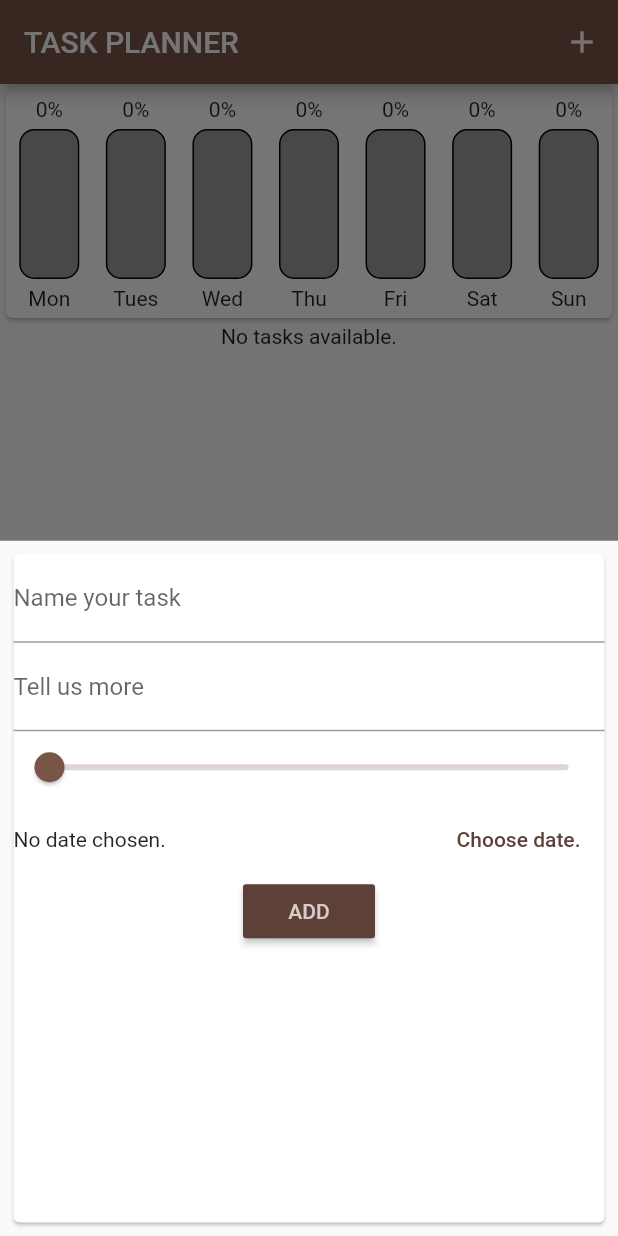
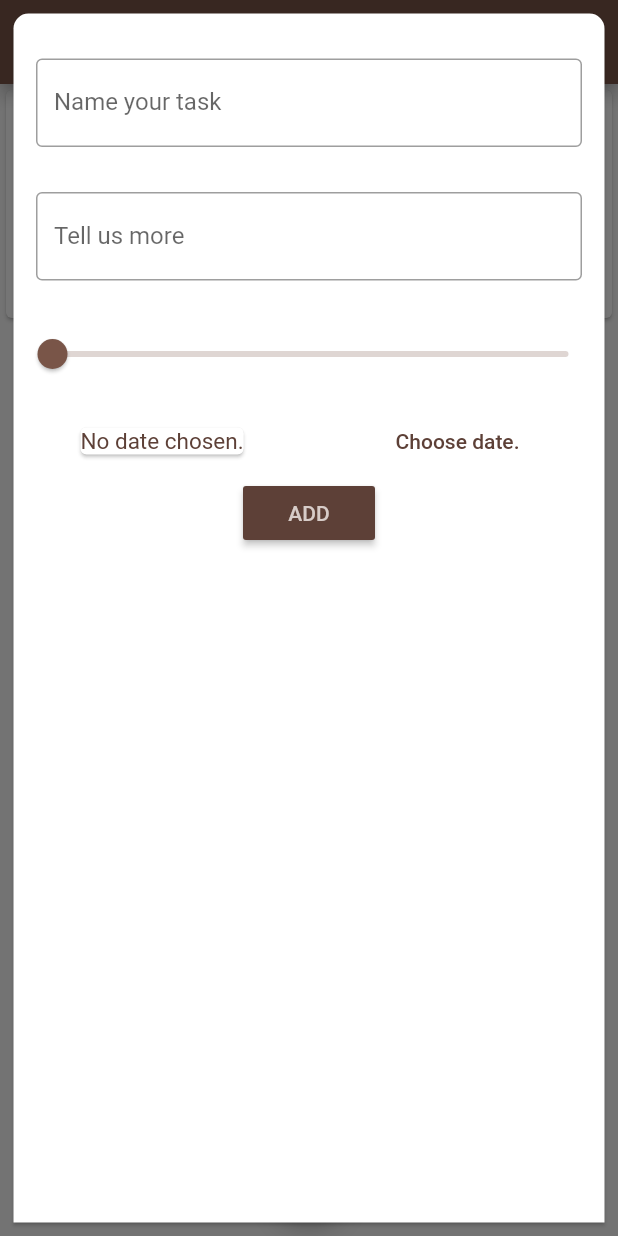
Before and after one commit to nqh00/task_planner, a Flutter app: the screen it shows after launch, after a tap on the "add" icon, on a phone screen of 412 x 824 dp. Run offline on Flutter 3.47's test engine with Material 2 defaults, Android fonts, the phone set to English and light mode, and no system bars.

Commit message:
Minor UI changes.

```diff
--- a/lib/barchart.dart
+++ b/lib/barchart.dart
@@ -14,6 +14,9 @@ class Bar extends StatelessWidget {
       FittedBox(
         child: Text(
           total == 0 ? '0%' : (progress / total).toStringAsFixed(0) + '\%',
+          style: TextStyle(
+            color: Theme.of(context).primaryColorDark,
+          ),
         ),
       ), // A box widget displaying progress' percentage
       SizedBox(height: 5), // A blank of space
@@ -24,10 +27,10 @@ class Bar extends StatelessWidget {
             Container(
               decoration: BoxDecoration(
                 border: Border.all(
-                  color: Colors.black,
-                  width: 1,
+                  color: Theme.of(context).primaryColorDark,
+                  width: 2,
                 ),
-                color: Colors.grey,
+                color: Colors.transparent,
                 borderRadius: BorderRadius.circular(10),
               ),
             ), // An empty bar chart
@@ -37,7 +40,7 @@ class Bar extends StatelessWidget {
                 heightFactor: total == 0 ? 0 : progress / (100 * total),
                 child: Container(
                   decoration: BoxDecoration(
-                    color: Theme.of(context).primaryColorLight,
+                    color: Colors.brown,
                     borderRadius: BorderRadius.circular(10),
                   ),
                 ),
@@ -45,7 +48,13 @@ class Bar extends StatelessWidget {
             ), // A percentage bar chart that stack over previous widget
           ])), // A bar chart contain empty bar and percentage bar
       SizedBox(height: 5), // A blank of space
-      Text(weekDate), // A letter of date
+      Text(
+        weekDate,
+        style: TextStyle(
+          fontWeight: FontWeight.bold,
+          color: Theme.of(context).primaryColorDark,
+        ),
+      ), // A letter of date
       SizedBox(height: 5), // A blank of space
     ]);
   }
--- a/lib/main.dart
+++ b/lib/main.dart
@@ -49,7 +49,16 @@ class _MyHomePageState extends State<MyHomePage> {
 
   // This method passes a private method to NewTask
   void _startAddNewTask(BuildContext context) => showModalBottomSheet(
-      builder: (_) => NewTask(_addNewTask), context: context);
+        builder: (_) => NewTask(_addNewTask),
+        context: context,
+        shape: RoundedRectangleBorder(
+          borderRadius: BorderRadius.vertical(
+            top: Radius.circular(30),
+          ),
+        ),
+        isScrollControlled: true,
+        backgroundColor: Colors.transparent,
+      );
 
   // This method set the task progress to hundred percent or reset progress
   void _checkedTask(String id) {
--- a/lib/newtask.dart
+++ b/lib/newtask.dart
@@ -47,38 +47,71 @@ class _NewTaskState extends State<NewTask> {
     return Container(
       child: Card(
         child: Column(children: <Widget>[
-          TextField(
-            decoration: InputDecoration(labelText: 'Name your task'),
+          Container(
+            child: TextField(
+              decoration: InputDecoration(
+                border: OutlineInputBorder(),
+                labelText: 'Name your task',
+              ),
               controller: _titleController,
               keyboardType: TextInputType.text,
               onSubmitted: (_) => submitted,
             ),
-          TextField(
-            decoration: InputDecoration(labelText: 'Tell us more'),
+            padding: EdgeInsets.only(
+              top: 30,
+              left: 15,
+              right: 15,
+              bottom: 15,
+            ),
+          ),
+          Container(
+            child: TextField(
+              decoration: InputDecoration(
+                border: OutlineInputBorder(),
+                labelText: 'Tell us more',
+              ),
               controller: _noteController,
               keyboardType: TextInputType.text,
               onSubmitted: (_) => submitted,
             ),
-          Slider(
+            padding: EdgeInsets.all(15),
+          ),
+          Container(
+            child: Slider(
               value: _currentSliderProgress,
               min: 0,
               max: 100,
+              divisions: 100,
+              label: 'Progress: ${_currentSliderProgress.round()}',
               onChanged: (progress) => setState(() {
                 _currentSliderProgress = progress;
-                  })),
+              }),
+            ),
+            padding: EdgeInsets.only(
+              top: 10,
+              bottom: 10,
+            ),
+          ),
           Row(
             children: <Widget>[
-              Expanded(
-                child: Text(_pickedDate == null
+              Card(
+                child: Text(
+                  (_pickedDate == null)
                       ? 'No date chosen.'
-                    : '${_pickedDate.day} / ${_pickedDate.month} / ${_pickedDate.year}'),
+                      : '${_pickedDate.day} / ${_pickedDate.month} / ${_pickedDate.year}',
+                  style: TextStyle(
+                    color: Theme.of(context).primaryColorDark,
+                    fontSize: 15,
+                  ),
+                ),
               ),
               FlatButton(
                 child: Text('Choose date.'),
                 textColor: Theme.of(context).primaryColorDark,
                 onPressed: _openDatePicker,
-              )
+              ),
             ],
+            mainAxisAlignment: MainAxisAlignment.spaceAround,
           ),
           RaisedButton(
             child: Text('ADD'),
@@ -87,8 +120,14 @@ class _NewTaskState extends State<NewTask> {
             onPressed: submitted,
           ),
         ]),
+        shape: RoundedRectangleBorder(
+          borderRadius: BorderRadius.vertical(
+            top: Radius.circular(10),
+          ),
+        ),
       ),
       padding: EdgeInsets.all(5),
+      // margin: EdgeInsets.all(2),
     );
   }
 }
--- a/lib/tasklist.dart
+++ b/lib/tasklist.dart
@@ -10,14 +10,23 @@ class TaskList extends StatelessWidget {
   @override
   Widget build(BuildContext context) {
     return Container(
-      height: 440,
+      height: MediaQuery.of(context).size.height *
+          0.645, // MediaQuery get gerenal device size
       child: tasks.isEmpty
-          ? Container(
-              child: Text(
-                'No tasks available.',
-                textAlign: TextAlign.center,
-              ), // Display when theres no tasks
-            )
+          ? Column(
+              children: <Widget>[
+                Text(
+                  'No tasks available!',
+                  textAlign: TextAlign.center,
+                  style: TextStyle(
+                    fontSize: 20,
+                    fontStyle: FontStyle.italic,
+                    color: Theme.of(context).primaryColorLight,
+                  ),
+                ),
+              ],
+              mainAxisAlignment: MainAxisAlignment.center,
+            ) // Display when theres no tasks
           : ListView.builder(
               itemBuilder: (context, index) {
                 return Card(
@@ -26,7 +35,7 @@ class TaskList extends StatelessWidget {
                       icon: (tasks[index].progress == 100)
                           ? Icon(
                               Icons.check_box_rounded,
-                              color: Theme.of(context).shadowColor,
+                              color: Theme.of(context).toggleableActiveColor,
                             )
                           : Icon(
                               Icons.check_box_outline_blank_rounded,
@@ -57,6 +66,7 @@ class TaskList extends StatelessWidget {
                     ),
                   ), // Delete button
                   elevation: 5,
+                  color: Theme.of(context).cardColor,
                 );
               },
               itemCount: tasks.length,
```
Lines whose indentation alone changed are shown as unchanged.
